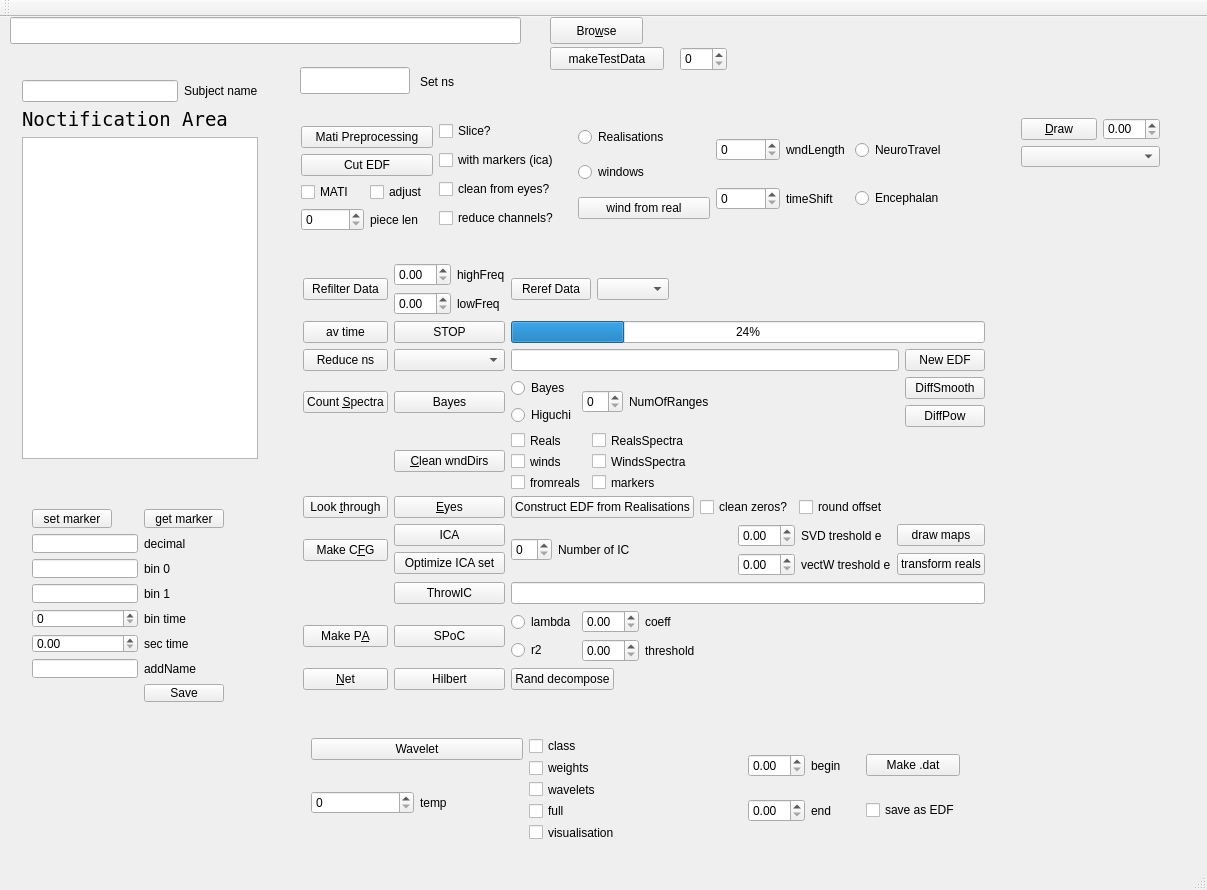
Old version of the form mainwindow.ui in the repository ArtfulVampire/SecondGUIrepo.
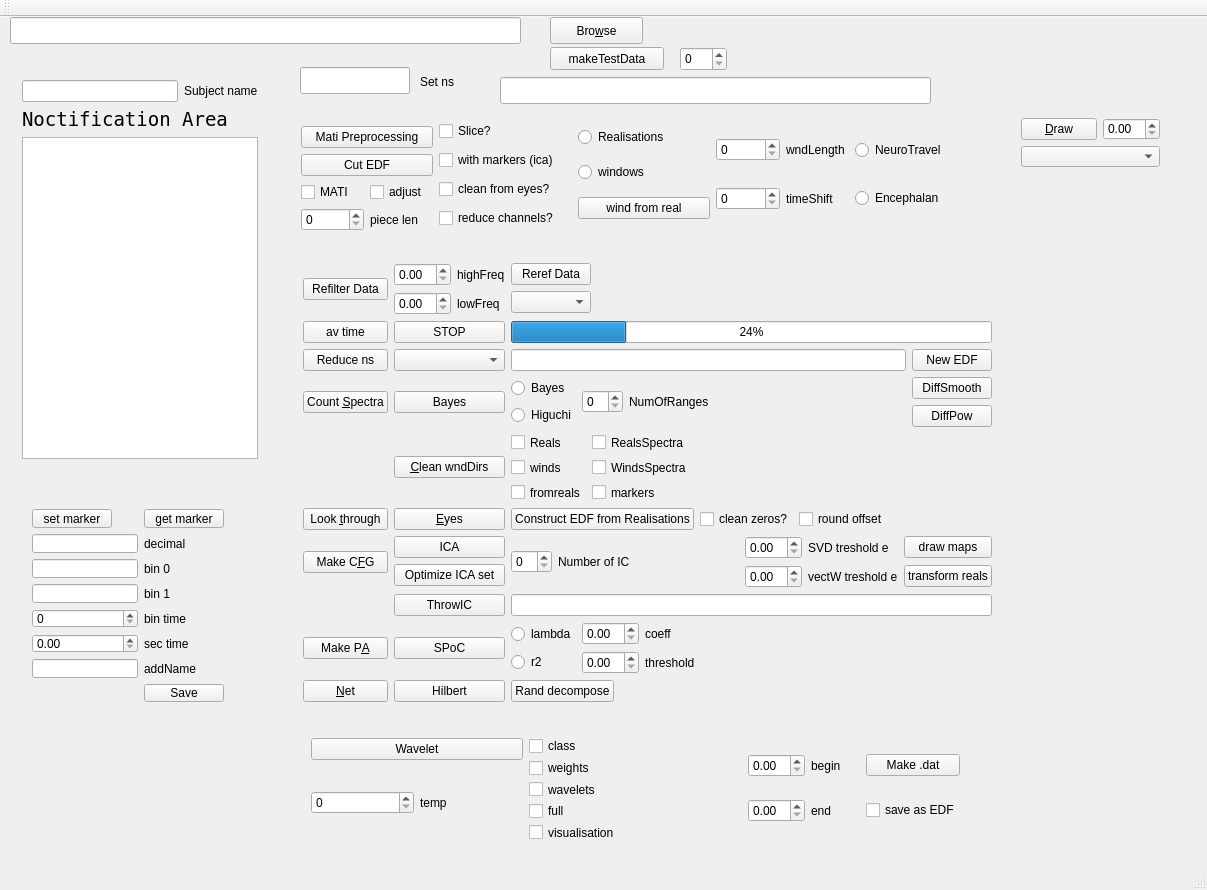
New version of the form.

Commit message: fileMarkers, deprecate makePa, check sliceWindFromReal almost ready to classify Ossadtchi

The edit to the form file:
```diff
--- a/mainwindow.ui
+++ b/mainwindow.ui
@@ -567,8 +567,8 @@
      <rect>
       <x>292</x>
       <y>235</y>
-      <width>704</width>
-      <height>449</height>
+      <width>711</width>
+      <height>461</height>
      </rect>
     </property>
     <layout class="QGridLayout" name="gridLayout_7">
@@ -606,6 +606,10 @@
      <item row="0" column="2">
       <layout class="QHBoxLayout" name="horizontalLayout_13">
        <item>
+        <layout class="QHBoxLayout" name="horizontalLayout_17">
+         <item>
+          <layout class="QVBoxLayout" name="verticalLayout_16">
+           <item>
         <widget class="QPushButton" name="rereferenceDataPushButton">
          <property name="text">
           <string>Reref Data</string>
@@ -615,6 +619,8 @@
        <item>
         <widget class="QComboBox" name="rereferenceDataComboBox"/>
        </item>
+          </layout>
+         </item>
        <item>
         <spacer name="horizontalSpacer_8">
          <property name="orientation">
@@ -622,11 +628,13 @@
          </property>
          <property name="sizeHint" stdset="0">
           <size>
-           <width>248</width>
-           <height>17</height>
+             <width>38</width>
+             <height>48</height>
           </size>
          </property>
         </spacer>
+         </item>
+        </layout>
        </item>
       </layout>
      </item>
@@ -1120,6 +1128,16 @@
      </item>
     </layout>
    </widget>
+   <widget class="QLineEdit" name="fileMarkersLineEdit">
+    <property name="geometry">
+     <rect>
+      <x>500</x>
+      <y>60</y>
+      <width>431</width>
+      <height>27</height>
+     </rect>
+    </property>
+   </widget>
    <zorder>layoutWidget</zorder>
    <zorder>browseButton</zorder>
    <zorder>filePathLineEdit</zorder>
```
Left out of the diff: 4 changed lines with no effect on the pictures. Lines whose indentation alone changed are shown as unchanged. The commit also changes 13 other files.
